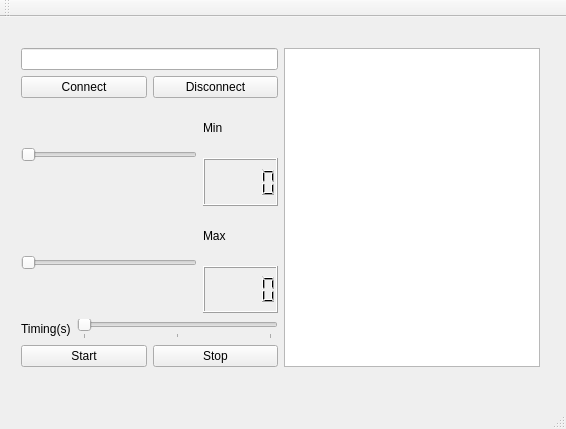
This is mainwindow.ui in alaxgabriel/alaxgabrielprodutor.github.io as Qt 5 draws it before an edit. The edited form follows.
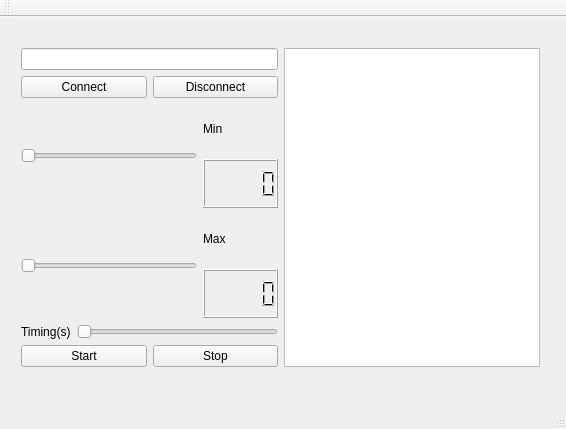
This is the edited form.

Patch:
```diff
--- a/mainwindow.ui
+++ b/mainwindow.ui
@@ -118,55 +118,15 @@
            </item>
            <item>
             <widget class="QSlider" name="horizontalSlider_Timing">
-             <property name="font">
-              <font>
-               <weight>50</weight>
-               <bold>false</bold>
-               <kerning>false</kerning>
-              </font>
-             </property>
-             <property name="mouseTracking">
-              <bool>false</bool>
-             </property>
-             <property name="tabletTracking">
-              <bool>false</bool>
-             </property>
-             <property name="acceptDrops">
-              <bool>false</bool>
-             </property>
-             <property name="toolTip">
-              <string/>
-             </property>
-             <property name="autoFillBackground">
-              <bool>false</bool>
-             </property>
-             <property name="inputMethodHints">
-              <set>Qt::ImhDigitsOnly|Qt::ImhFormattedNumbersOnly</set>
+             <property name="minimum">
+              <number>1</number>
              </property>
              <property name="maximum">
-              <number>2</number>
-             </property>
-             <property name="value">
-              <number>0</number>
-             </property>
-             <property name="tracking">
-              <bool>true</bool>
+              <number>3</number>
              </property>
              <property name="orientation">
               <enum>Qt::Horizontal</enum>
              </property>
-             <property name="invertedAppearance">
-              <bool>false</bool>
-             </property>
-             <property name="invertedControls">
-              <bool>false</bool>
-             </property>
-             <property name="tickPosition">
-              <enum>QSlider::TicksBelow</enum>
-             </property>
-             <property name="tickInterval">
-              <number>0</number>
-             </property>
             </widget>
            </item>
           </layout>
```
Left out of the diff: 17 changed lines with no effect on the pictures.
